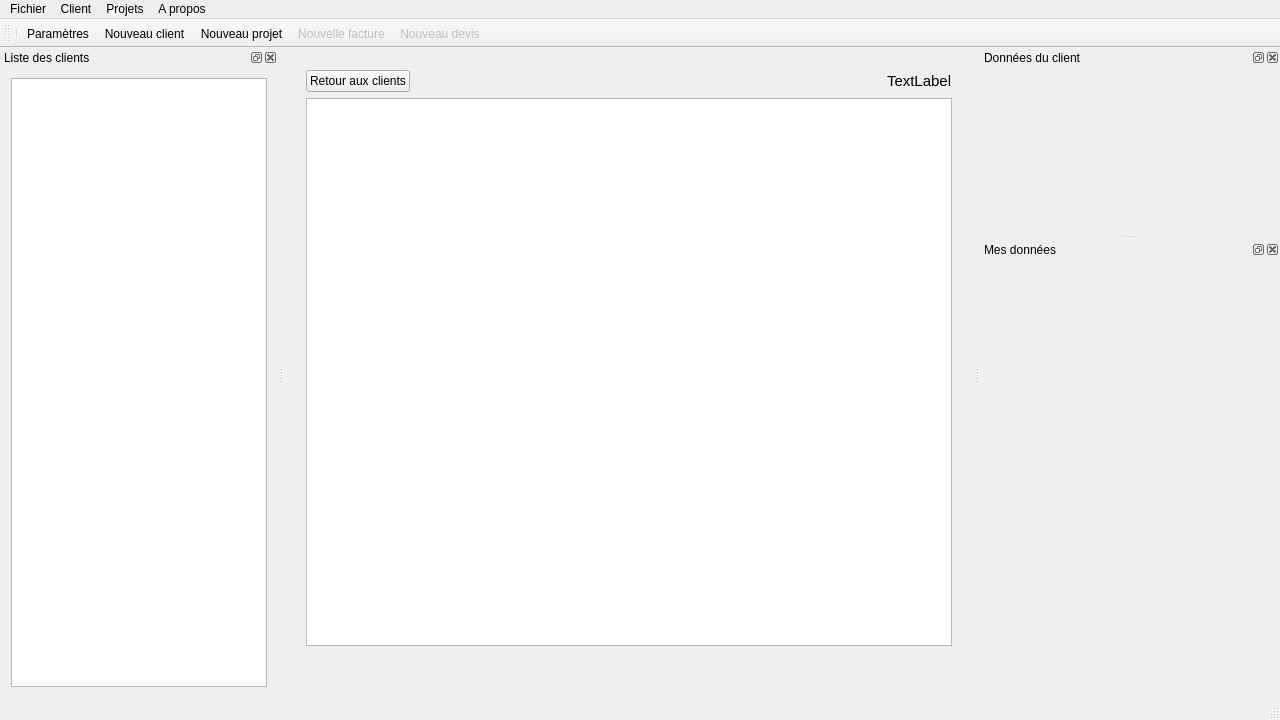
The window that src/gui/mainwindow/mainwindow.ui (FACT-Team/FactDev) describes before a commit, drawn with Qt 5.
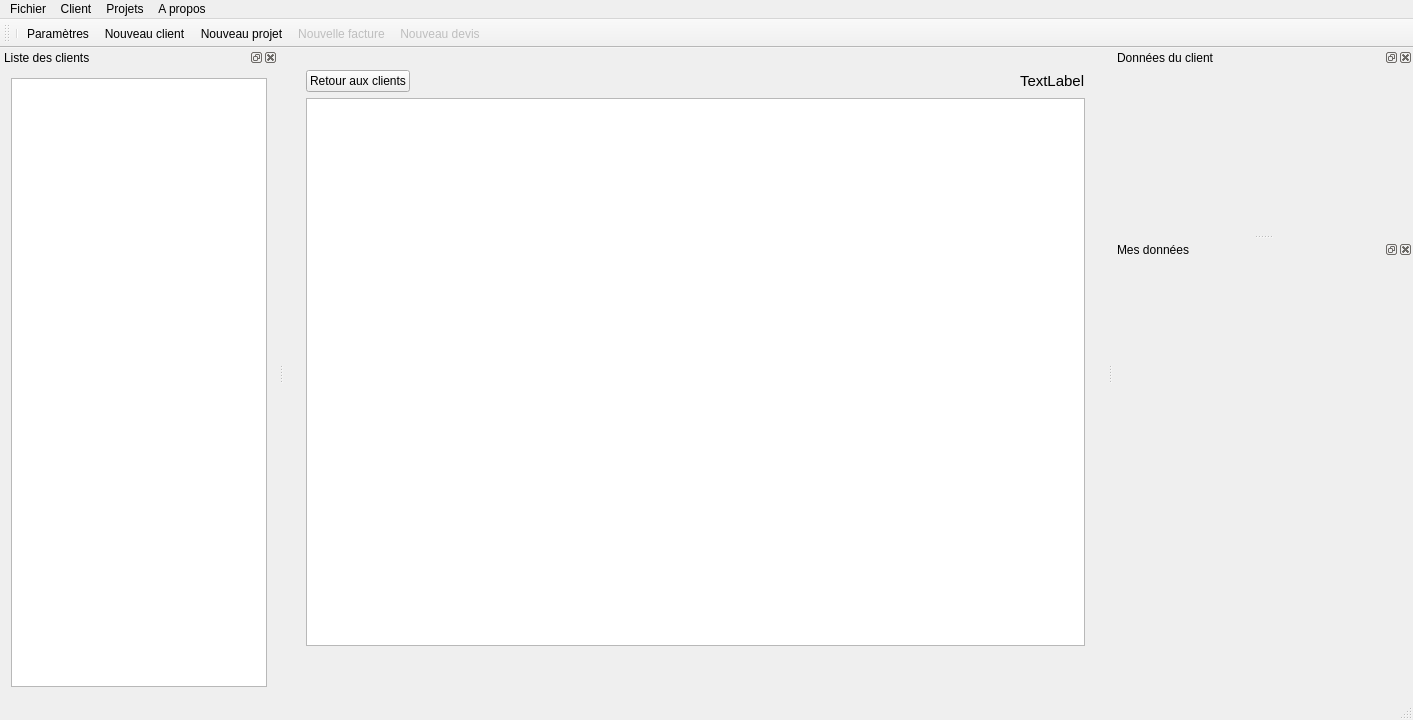
The same window after the commit. Icons and pictures are not drawn. Custom widgets are drawn as their Qt base class.

What changed in the file:
```diff
--- a/src/gui/mainwindow/mainwindow.ui
+++ b/src/gui/mainwindow/mainwindow.ui
@@ -6,7 +6,7 @@
    <rect>
     <x>0</x>
     <y>0</y>
-    <width>1280</width>
+    <width>1413</width>
     <height>720</height>
    </rect>
   </property>
@@ -367,8 +367,8 @@
     <rect>
      <x>0</x>
      <y>0</y>
-     <width>1280</width>
-     <height>20</height>
+     <width>1413</width>
+     <height>22</height>
     </rect>
    </property>
    <widget class="QMenu" name="menuFichier">
```
